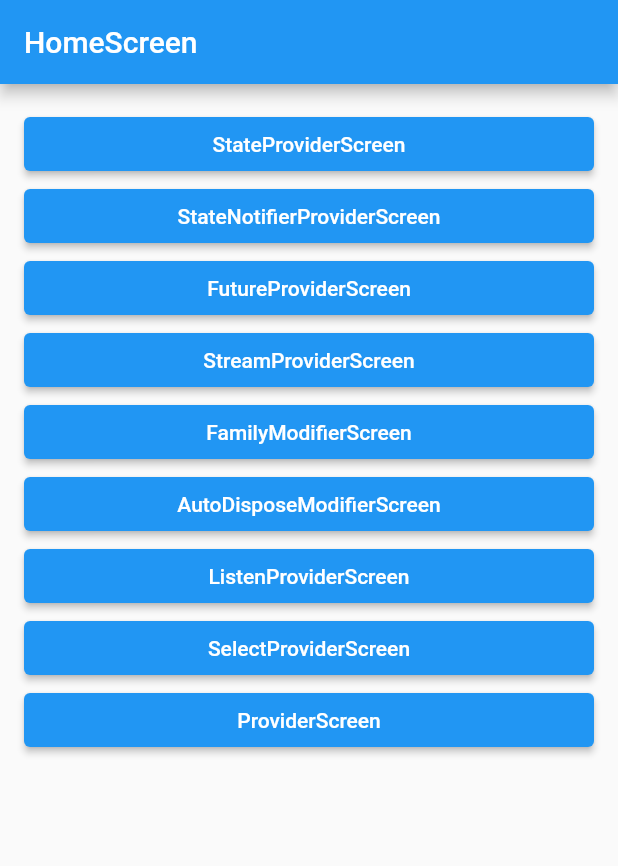
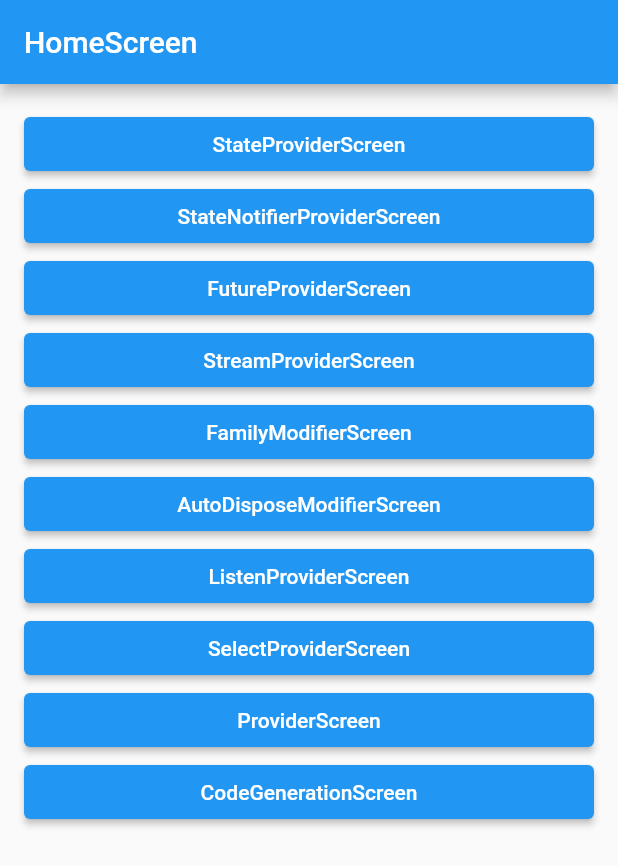
Before and after one commit to gocjf0314/state_management, a Flutter app: the screen it shows after launch, on a phone screen of 412 x 824 dp. Shown: the top 866 px of the screen. Run offline on Flutter 3.47's test engine with Material 2 defaults, Android fonts, the phone set to English and light mode, and no system bars; our stand-ins replace flutter_riverpod, riverpod_annotation; generated files the repository leaves out were written again.

Commit message:
Intial Code Generation For Riverpod

```diff
--- a/lib/screen/home_screen.dart
+++ b/lib/screen/home_screen.dart
@@ -1,6 +1,7 @@
 import 'package:flutter/material.dart';
 import 'package:state_management/layout/default_layout.dart';
 import 'package:state_management/screen/auto_dipose_modifier_screen.dart';
+import 'package:state_management/screen/code_generation_screen.dart';
 import 'package:state_management/screen/family_modifier_screen.dart';
 import 'package:state_management/screen/future_provider_screen.dart';
 import 'package:state_management/screen/listen_provider_screen.dart';
@@ -26,6 +27,7 @@ class HomeScreen extends StatelessWidget {
     return DefaultLayout(
       title: 'HomeScreen',
       body: ListView(
+        shrinkWrap: true,
         children: [
           ElevatedButton(
             onPressed: () => pushProviderScreen(
@@ -90,6 +92,13 @@ class HomeScreen extends StatelessWidget {
             ),
             child: Text('ProviderScreen'),
           ),
+          ElevatedButton(
+            onPressed: () => pushProviderScreen(
+              context,
+              CodeGenerationScreen(),
+            ),
+            child: Text('CodeGenerationScreen'),
+          ),
         ],
       ),
     );
```
Also changed, not shown: lib/riverpod/code_generation_provider.dart (added, +13 -0 lines), lib/screen/code_generation_screen.dart (added, +21 -0 lines), lib/riverpod/code_generation_provider.g.dart (added).
